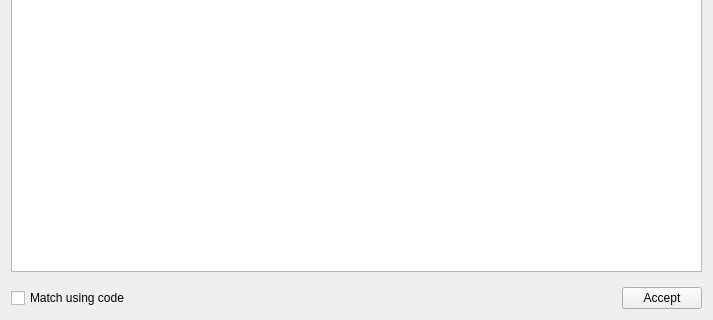
The window that src/VeraGrid/Gui/FileDialogues/ProfilesInput/profiles_from_models_gui.ui (SanPen/VeraGrid) describes before a commit, drawn with Qt 5; both pictures show x 0 to 713 and y 202 to 522 of the 713 by 522 pixel window.
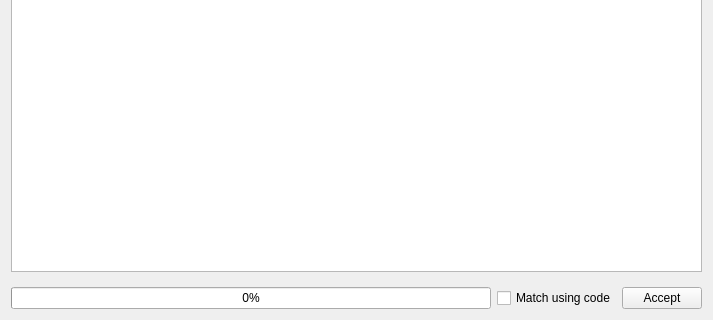
The same window after the commit. Icons and pictures are not drawn.

What changed in the file:
```diff
--- a/src/VeraGrid/Gui/FileDialogues/ProfilesInput/profiles_from_models_gui.ui
+++ b/src/VeraGrid/Gui/FileDialogues/ProfilesInput/profiles_from_models_gui.ui
@@ -143,6 +143,16 @@
       <property name="bottomMargin">
        <number>0</number>
       </property>
+      <item>
+       <widget class="QProgressBar" name="progressBar">
+        <property name="value">
+         <number>0</number>
+        </property>
+        <property name="invertedAppearance">
+         <bool>false</bool>
+        </property>
+       </widget>
+      </item>
       <item>
        <widget class="QCheckBox" name="matchUsingCodeCheckBox">
         <property name="toolTip">
@@ -153,19 +163,6 @@
         </property>
        </widget>
       </item>
-      <item>
-       <spacer name="horizontalSpacer_6">
-        <property name="orientation">
-         <enum>Qt::Horizontal</enum>
-        </property>
-        <property name="sizeHint" stdset="0">
-         <size>
-          <width>814</width>
-          <height>20</height>
-         </size>
-        </property>
-       </spacer>
-      </item>
       <item>
        <widget class="QPushButton" name="acceptModelsButton">
         <property name="text">
```
Left out of the diff: 30 changed lines with no effect on the pictures.
